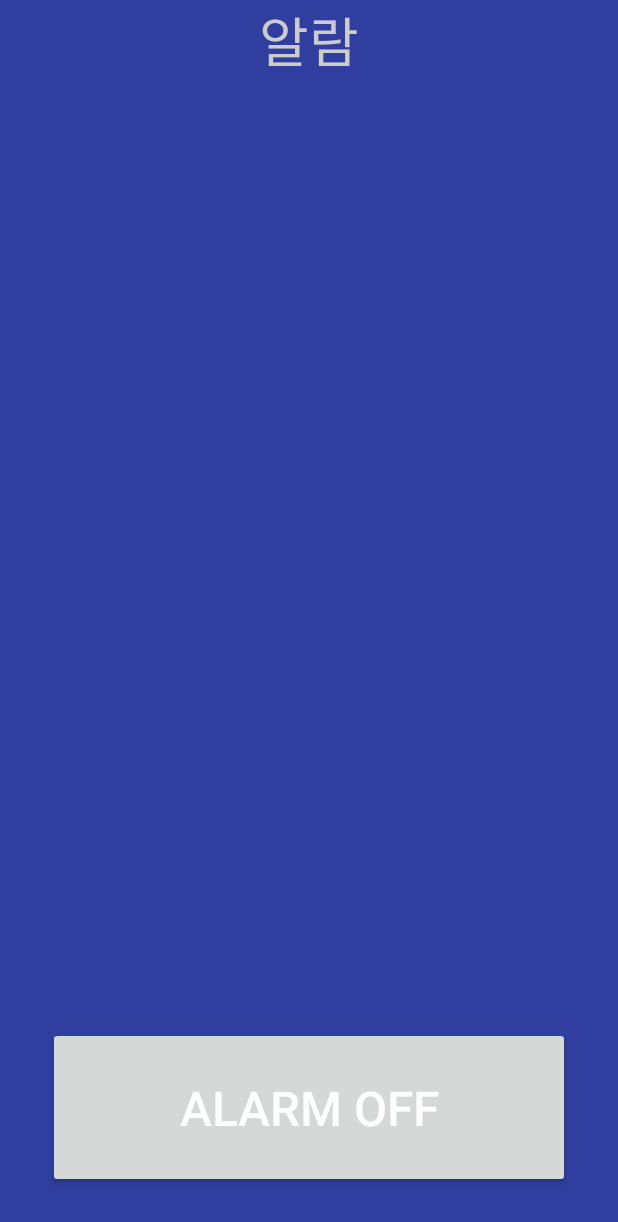
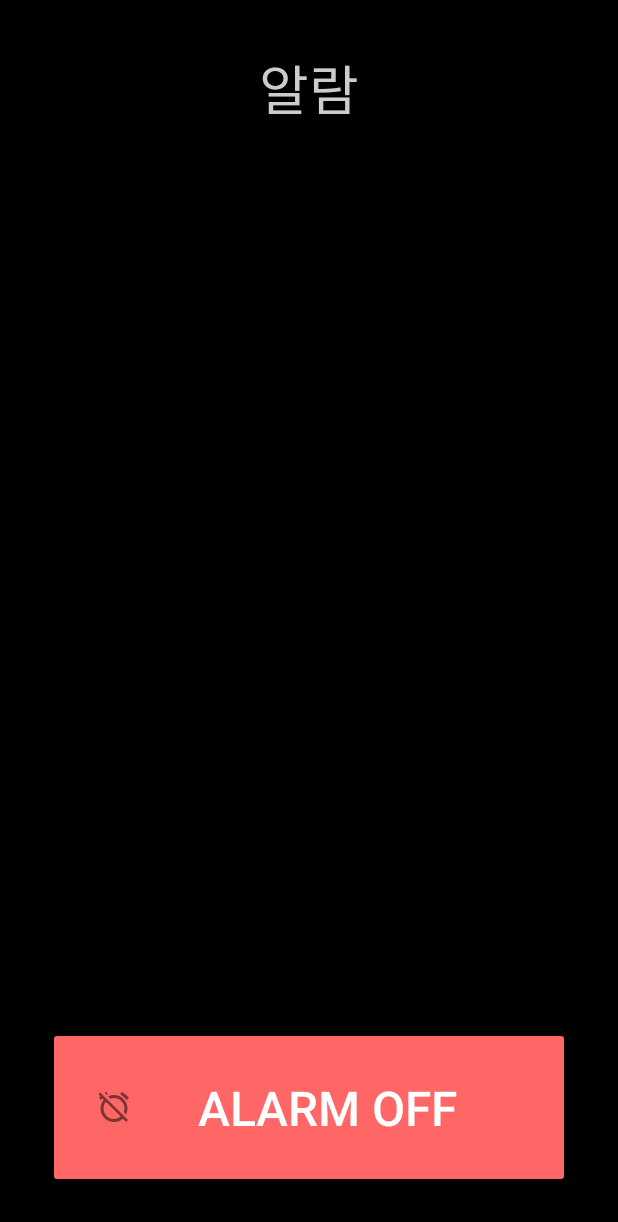
Before and after one commit to lwonho92/SIUC-app, an Android app: the layout activity_alarm_screen.xml on its own in the app's theme, with its tools: preview values and no code run, on a phone screen of 412 x 824 dp. Shown: the top 1222 px of the screen. Run offline under Robolectric (Android 15) with nearby library versions, the phone set to English and light mode, and no system bars.

Commit message:
Change some UI layout and design.
Change UI.

```diff
--- a/SleepIfUCan/app/src/main/AndroidManifest.xml
+++ b/SleepIfUCan/app/src/main/AndroidManifest.xml
@@ -6,7 +6,6 @@
     <uses-permission android:name="android.permission.READ_EXTERNAL_STORAGE" />
     <uses-permission android:name="android.permission.VIBRATE" />
     <uses-permission android:name="android.permission.WAKE_LOCK" />
-    <uses-permission android:name="android.permission.MODIFY_AUDIO_SETTINGS" />
 
     <application
         android:allowBackup="true"
@@ -33,6 +32,7 @@
         </activity>
         <activity
             android:name=".AlarmScreen"
+            android:theme="@style/noTitleAppTheme"
             android:launchMode="singleTop">
         </activity>
 
@@ -48,7 +48,9 @@
             </intent-filter>
         </receiver>
 
-        <service android:name=".alarm.AlarmIntentService" />
+        <service
+            android:name=".alarm.AlarmIntentService"
+            />
     </application>
 
 </manifest>
--- a/SleepIfUCan/app/src/main/java/com/example/my/sleepifucan/DetailActivity.java
+++ b/SleepIfUCan/app/src/main/java/com/example/my/sleepifucan/DetailActivity.java
@@ -95,7 +95,7 @@ public class DetailActivity extends AppCompatActivity implements LoaderManager.L
             public void onClick(View v) {
                 Intent intent = new Intent(RingtoneManager.ACTION_RINGTONE_PICKER);
                 intent.putExtra(RingtoneManager.EXTRA_RINGTONE_TITLE, "Select ringtone for alarm:");
-                intent.putExtra(RingtoneManager.EXTRA_RINGTONE_SHOW_SILENT, true);
+                intent.putExtra(RingtoneManager.EXTRA_RINGTONE_SHOW_SILENT, false);
                 intent.putExtra(RingtoneManager.EXTRA_RINGTONE_SHOW_DEFAULT, true);
                 intent.putExtra(RingtoneManager.EXTRA_RINGTONE_TYPE, RingtoneManager.TYPE_ALARM | RingtoneManager.TYPE_RINGTONE);
 
--- a/SleepIfUCan/app/src/main/java/com/example/my/sleepifucan/alarm/AlarmIntentService.java
+++ b/SleepIfUCan/app/src/main/java/com/example/my/sleepifucan/alarm/AlarmIntentService.java
@@ -65,7 +65,6 @@ public class AlarmIntentService extends IntentService {
                 if(TimeUtils.isSettedDay(days, today)) {
                     Intent screenIntent = new Intent(this, AlarmScreen.class);
                     Bundle bundle = new Bundle();
-//                    bundle.putSerializable(AlarmScreen.ALARM_ID, id);
                     String des = mCursor.getString(mCursor.getColumnIndex(AlarmEntry.COLUMN_DESCRIPTION));
                     bundle.putSerializable(AlarmScreen.ALARM_DESCRIPTION, des);
                     int volume = mCursor.getInt(mCursor.getColumnIndex(AlarmEntry.COLUMN_VOLUME));
--- /dev/null
+++ b/SleepIfUCan/app/src/main/res/drawable/ic_alarm_off_black_24dp.xml
@@ -0,0 +1,5 @@
+<vector android:alpha="0.50" android:height="24dp"
+    android:viewportHeight="24.0" android:viewportWidth="24.0"
+    android:width="24dp" xmlns:android="http://schemas.android.com/apk/res/android">
+    <path android:fillColor="#FF000000" android:pathData="M12,6c3.87,0 7,3.13 7,7 0,0.84 -0.16,1.65 -0.43,2.4l1.52,1.52c0.58,-1.19 0.91,-2.51 0.91,-3.92 0,-4.97 -4.03,-9 -9,-9 -1.41,0 -2.73,0.33 -3.92,0.91L9.6,6.43C10.35,6.16 11.16,6 12,6zM22,5.72l-4.6,-3.86 -1.29,1.53 4.6,3.86L22,5.72zM2.92,2.29L1.65,3.57 2.98,4.9l-1.11,0.93 1.42,1.42 1.11,-0.94 0.8,0.8C3.83,8.69 3,10.75 3,13c0,4.97 4.02,9 9,9 2.25,0 4.31,-0.83 5.89,-2.2l2.2,2.2 1.27,-1.27L3.89,3.27l-0.97,-0.98zM16.47,18.39C15.26,19.39 13.7,20 12,20c-3.87,0 -7,-3.13 -7,-7 0,-1.7 0.61,-3.26 1.61,-4.47l9.86,9.86zM8.02,3.28L6.6,1.86l-0.86,0.71 1.42,1.42 0.86,-0.71z"/>
+</vector>
--- a/SleepIfUCan/app/src/main/res/layout/activity_alarm_screen.xml
+++ b/SleepIfUCan/app/src/main/res/layout/activity_alarm_screen.xml
@@ -8,11 +8,12 @@
     android:paddingLeft="@dimen/activity_horizontal_margin"
     android:paddingRight="@dimen/activity_horizontal_margin"
     android:paddingTop="@dimen/activity_vertical_margin"
-    android:background="@color/colorPrimaryDark"
+    android:background="@color/colorBlack"
     tools:context="com.example.my.sleepifucan.AlarmScreen">
     <TextView
         android:layout_width="match_parent"
         android:layout_height="wrap_content"
+        android:layout_marginTop="@dimen/default_margin_screen"
         android:gravity="center_horizontal"
         android:text="알람"
         android:textSize="36sp"
@@ -25,7 +26,7 @@
         android:layout_height="wrap_content"
         android:layout_above="@+id/tv_description_screen"
         android:gravity="center_horizontal"
-        android:textSize="44sp"
+        android:textSize="@dimen/default_textSize_screen"
         android:textColor="#FFFFFF"
         android:textStyle="bold|italic" />
 
@@ -34,21 +35,23 @@
         android:layout_width="match_parent"
         android:layout_height="wrap_content"
         android:layout_centerInParent="true"
-        android:layout_marginTop="32dp"
+        android:layout_marginTop="@dimen/default_margin_screen"
         android:gravity="center"
-        android:textSize="44sp"
+        android:textSize="@dimen/default_textSize_screen"
         android:textColor="#FFFFFF"
         android:textStyle="bold" />
 
     <Button
         android:id="@+id/bt_alarmOff"
+        android:theme="@style/AppTheme.Button"
         android:layout_width="match_parent"
         android:layout_height="wrap_content"
         android:layout_alignParentBottom="true"
-        android:layout_margin="32dp"
+        android:layout_margin="@dimen/default_margin_screen"
         android:padding="32dp"
         android:text="Alarm Off"
         android:textSize="32sp"
         android:textColor="#FFFFFF"
+        android:drawableLeft="@drawable/ic_alarm_off_black_24dp"
         android:onClick="clickedAlarmOff" />
 </RelativeLayout>
--- a/SleepIfUCan/app/src/main/res/layout/activity_detail.xml
+++ b/SleepIfUCan/app/src/main/res/layout/activity_detail.xml
@@ -104,9 +104,11 @@
         android:layout_width="match_parent"
         android:layout_height="wrap_content"
         android:text="기본 알람음"
+        android:textSize="24sp"
         />
     <Button
         android:id="@+id/bt_path"
+        android:theme="@style/AppTheme.Button"
         android:layout_width="match_parent"
         android:layout_height="wrap_content"
         android:text="알람음 선택"
--- a/SleepIfUCan/app/src/main/res/values/colors.xml
+++ b/SleepIfUCan/app/src/main/res/values/colors.xml
@@ -3,4 +3,7 @@
     <color name="colorPrimary">#3F51B5</color>
     <color name="colorPrimaryDark">#303F9F</color>
     <color name="colorAccent">#FF4081</color>
+    <color name="colorBlack">#000000</color>
+    <color name="LittleRed">#FF6666</color>
+    <color name="White">#FFFFFF</color>
 </resources>
--- a/SleepIfUCan/app/src/main/res/values/dimens.xml
+++ b/SleepIfUCan/app/src/main/res/values/dimens.xml
@@ -18,4 +18,8 @@
     <dimen name="time_size_detail">88sp</dimen>
     <dimen name="seek_size_detail">44dp</dimen>
     <dimen name="default_size_detail">32sp</dimen>
+
+    <!--Margins and TextSize in Screen Activity-->
+    <dimen name="default_margin_screen">32dp</dimen>
+    <dimen name="default_textSize_screen">44sp</dimen>
 </resources>
--- a/SleepIfUCan/app/src/main/res/values/styles.xml
+++ b/SleepIfUCan/app/src/main/res/values/styles.xml
@@ -7,5 +7,15 @@
         <item name="colorPrimaryDark">@color/colorPrimaryDark</item>
         <item name="colorAccent">@color/colorAccent</item>
     </style>
-
+    <style name="noTitleAppTheme" parent="Theme.AppCompat.Light.DarkActionBar">
+        <!-- Customize your theme here. -->
+        <item name="colorPrimary">@color/colorPrimary</item>
+        <item name="colorPrimaryDark">@color/colorPrimaryDark</item>
+        <item name="colorAccent">@color/colorAccent</item>
+        <item name="windowNoTitle">true</item>
+    </style>
+    <style name="AppTheme.Button" parent="Widget.AppCompat.Button.Colored">
+        <item name="colorButtonNormal">@color/LittleRed</item>
+        <item name="android:textColor">@color/White</item>
+    </style>
 </resources>
```
Also changed, not shown: SleepIfUCan/app/src/main/java/com/example/my/sleepifucan/AlarmScreen.java (+41 -29 lines), SleepIfUCan/app/src/main/off_alarm-web.png (added).
